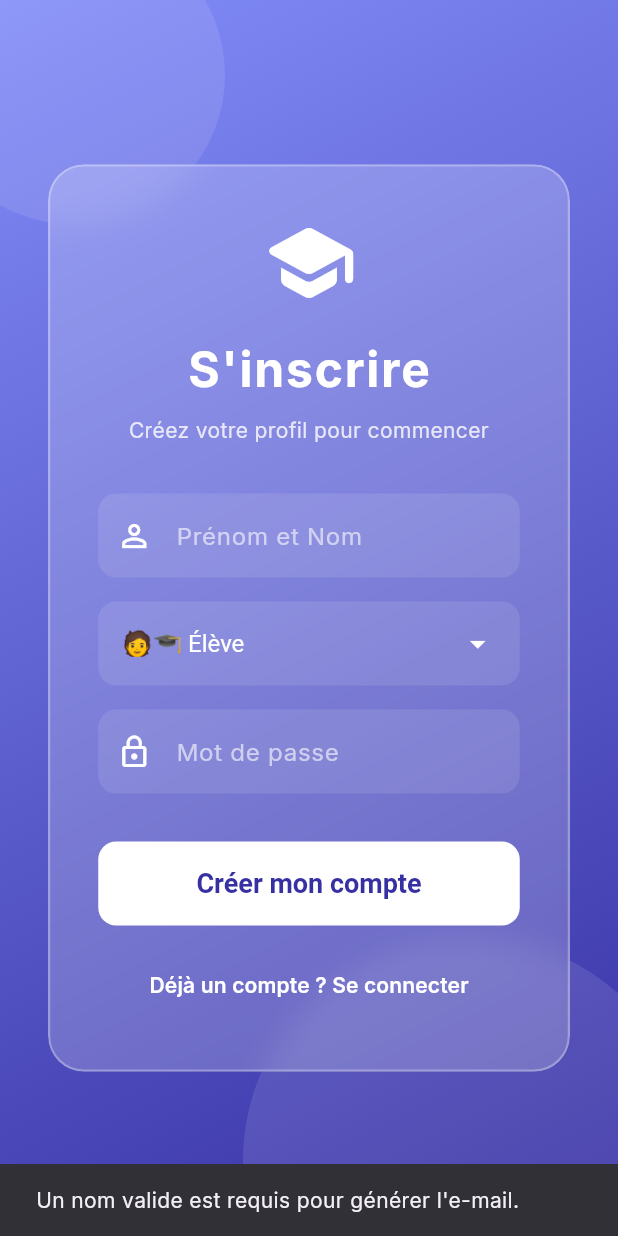
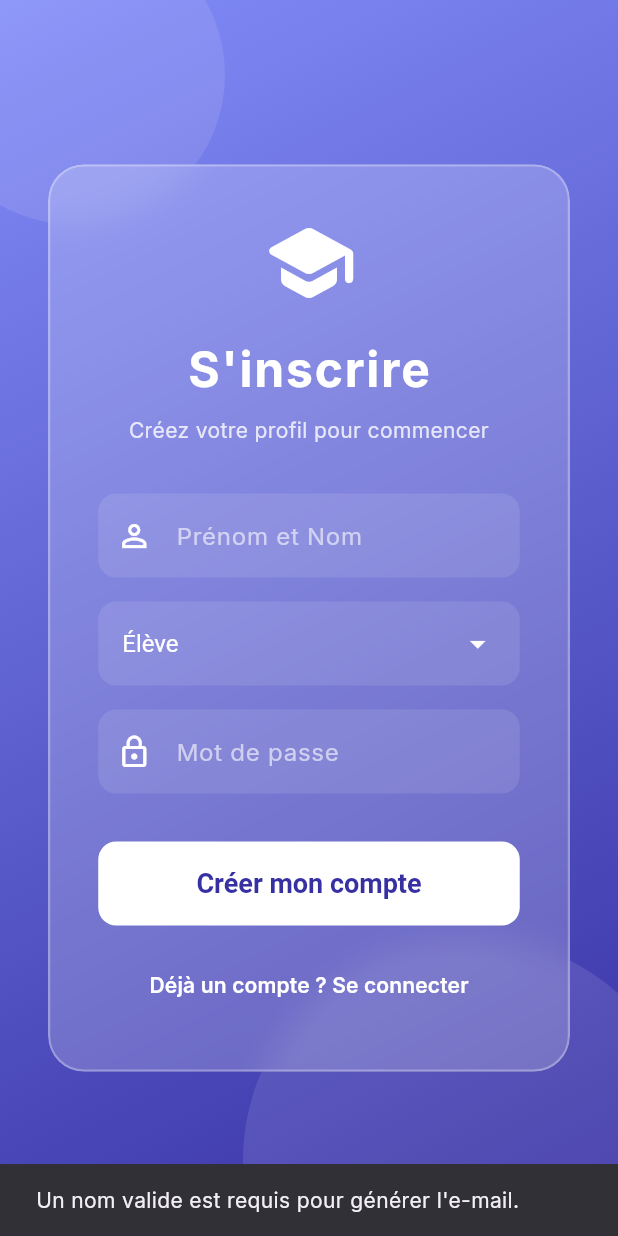
Before and after one commit to trixma-ux/schoolflow, a Flutter app: the screen it shows after launch, after a tap on "Pas encore de compte ? S'inscrire", after a tap on "Créer mon compte", on a phone screen of 412 x 824 dp. Run offline on Flutter 3.47's test engine with Material 3 defaults, Android fonts, the phone set to English and light mode, and no system bars; our stand-ins replace cloud_firestore, equatable, firebase_auth, firebase_core, flutter_riverpod, go_router and 2 more; accounts and stored records are empty.

Commit message:
Fix authentication redirect issues and improve login error handling
Implement RouterNotifier for stable GoRouter instance and refine authentication error messages.

Replit-Commit-Author: Agent
Replit-Commit-Session-Id: d7348314-8746-43df-a89f-ce1f45ba519d
Replit-Commit-Checkpoint-Type: full_checkpoint
Replit-Commit-Event-Id: 43b13842-3cd8-4a2e-a786-e65b2cbe67c9
Replit-Commit-Screenshot-Url: https://storage.googleapis.com/screenshot-production-us-central1/9d43f454-7ba5-4463-a1cc-b7f8e9792115/d7348314-8746-43df-a89f-ce1f45ba519d/5w0PRBA
Replit-Helium-Checkpoint-Created: true

```diff
--- a/lib/core/router/app_router.dart
+++ b/lib/core/router/app_router.dart
@@ -1,3 +1,4 @@
+import 'package:flutter/material.dart';
 import 'package:go_router/go_router.dart';
 import 'package:flutter_riverpod/flutter_riverpod.dart';
 
@@ -10,26 +11,24 @@ import '../../presentation/screens/teacher/teacher_dashboard.dart';
 import '../../presentation/screens/admin/admin_dashboard.dart';
 import '../../presentation/screens/parent/parent_dashboard.dart';
 
-final routerProvider = Provider<GoRouter>((ref) {
-  final authState = ref.watch(authStateProvider);
+class _RouterNotifier extends ChangeNotifier {
+  final Ref _ref;
 
-  return GoRouter(
-    initialLocation: '/login',
-    redirect: (context, state) {
-      // Prevent routing during loading states
+  _RouterNotifier(this._ref) {
+    _ref.listen(authStateProvider, (_, __) => notifyListeners());
+  }
+
+  String? redirect(BuildContext context, GoRouterState state) {
+    final authState = _ref.read(authStateProvider);
+
     if (authState.isLoading) return null;
 
-      // Check if user is authenticated (using valueOrNull to avoid throwing on error)
     final user = authState.valueOrNull;
     final isAuthenticated = user != null;
     final isGoingToLogin = state.matchedLocation == '/login';
 
-      // 1. If not authenticated and not heading to login, redirect to login
-      if (!isAuthenticated && !isGoingToLogin) {
-        return '/login';
-      }
+    if (!isAuthenticated && !isGoingToLogin) return '/login';
 
-      // 2. If authenticated and heading to login, redirect to their dashboard
     if (isAuthenticated && isGoingToLogin) {
       switch (user.role) {
         case UserRole.admin:
@@ -43,9 +42,16 @@ final routerProvider = Provider<GoRouter>((ref) {
       }
     }
 
-      // 3. No redirection needed
     return null;
-    },
+  }
+}
+
+final routerProvider = Provider<GoRouter>((ref) {
+  final notifier = _RouterNotifier(ref);
+  return GoRouter(
+    initialLocation: '/login',
+    refreshListenable: notifier,
+    redirect: notifier.redirect,
     routes: [
       GoRoute(
         path: '/login',
--- a/lib/presentation/screens/auth/login_screen.dart
+++ b/lib/presentation/screens/auth/login_screen.dart
@@ -1,7 +1,6 @@
 import 'dart:ui';
 import 'package:flutter/material.dart';
 import 'package:flutter_riverpod/flutter_riverpod.dart';
-import 'package:go_router/go_router.dart';
 import '../../providers/auth_provider.dart';
 import '../../../core/theme/app_colors.dart';
 import '../../../data/models/user_model.dart';
@@ -43,7 +42,7 @@ class _LoginScreenState extends ConsumerState<LoginScreen> {
       }
       success = await ref.read(authStateProvider.notifier).login(
         _emailController.text.trim(),
-        _passwordController.text
+        _passwordController.text,
       );
     } else {
       final nameStr = _nameController.text.trim().toLowerCase().replaceAll(' ', '.');
@@ -62,7 +61,9 @@ class _LoginScreenState extends ConsumerState<LoginScreen> {
       if (!hasUppercase || !hasSpecialCharacters || !hasMinLength) {
         setState(() => _isLoading = false);
         ScaffoldMessenger.of(context).showSnackBar(
-          const SnackBar(content: Text('Le mot de passe doit contenir au moins 6 caractères, une majuscule et un symbole.')),
+          const SnackBar(
+            content: Text('Le mot de passe doit contenir au moins 6 caractères, une majuscule et un symbole.'),
+          ),
         );
         return;
       }
@@ -73,7 +74,7 @@ class _LoginScreenState extends ConsumerState<LoginScreen> {
         _nameController.text.trim(),
         generatedEmail,
         _passwordController.text,
-        _selectedRole
+        _selectedRole,
       );
 
       if (success && mounted) {
@@ -113,33 +114,25 @@ class _LoginScreenState extends ConsumerState<LoginScreen> {
       }
     }
 
+    if (!mounted) return;
     setState(() => _isLoading = false);
 
-    if (success && mounted) {
-      final user = ref.read(authStateProvider).valueOrNull;
-      if (user != null) {
-        switch (user.role) {
-          case UserRole.admin:
-            context.go('/admin');
-            break;
-          case UserRole.teacher:
-            context.go('/teacher');
-            break;
-          case UserRole.parent:
-            context.go('/parent');
-            break;
-          case UserRole.student:
-            context.go('/student');
-            break;
-        }
-      }
-    } else if (mounted && !_isLoading) {
+    if (!success) {
       final errorState = ref.read(authStateProvider).error;
       String errorMessage = _isLoginMode
-          ? "Erreur de connexion. Vérifiez vos identifiants."
+          ? "Email ou mot de passe incorrect."
           : "Erreur lors de l'inscription. Ce nom est peut-être déjà pris.";
       if (errorState != null) {
-        errorMessage = "Erreur : $errorState";
+        final errStr = errorState.toString();
+        if (errStr.contains('user-not-found') || errStr.contains('wrong-password') || errStr.contains('invalid-credential')) {
+          errorMessage = "Email ou mot de passe incorrect.";
+        } else if (errStr.contains('email-already-in-use')) {
+          errorMessage = "Ce compte existe déjà.";
+        } else if (errStr.contains('network-request-failed')) {
+          errorMessage = "Erreur réseau. Vérifiez votre connexion.";
+        } else {
+          errorMessage = "Erreur : $errStr";
+        }
       }
 
       ScaffoldMessenger.of(context).showSnackBar(
@@ -150,6 +143,7 @@ class _LoginScreenState extends ConsumerState<LoginScreen> {
         ),
       );
     }
+    // Navigation is handled automatically by the router's redirect via refreshListenable
   }
 
   void _switchMode() {
@@ -163,7 +157,6 @@ class _LoginScreenState extends ConsumerState<LoginScreen> {
     return Scaffold(
       body: Stack(
         children: [
-          // Background Gradient
           Container(
             decoration: const BoxDecoration(
               gradient: LinearGradient(
@@ -173,7 +166,6 @@ class _LoginScreenState extends ConsumerState<LoginScreen> {
               ),
             ),
           ),
-          // Decorative Circles
           Positioned(
             top: -50,
             left: -50,
@@ -198,7 +190,6 @@ class _LoginScreenState extends ConsumerState<LoginScreen> {
               ),
             ),
           ),
-          // Glassmorphism Login Card
           Center(
             child: SingleChildScrollView(
               padding: const EdgeInsets.symmetric(horizontal: 32, vertical: 24),
@@ -236,7 +227,9 @@ class _LoginScreenState extends ConsumerState<LoginScreen> {
                         ),
                         const SizedBox(height: 8),
                         Text(
-                          _isLoginMode ? 'Bienvenue dans votre espace numérique' : 'Créez votre profil pour commencer',
+                          _isLoginMode
+                              ? 'Bienvenue dans votre espace numérique'
+                              : 'Créez votre profil pour commencer',
                           style: TextStyle(
                             fontSize: 14,
                             color: Colors.white.withValues(alpha: 0.8),
@@ -245,12 +238,11 @@ class _LoginScreenState extends ConsumerState<LoginScreen> {
                         ),
                         const SizedBox(height: 32),
 
-                        // Fields dynamic display
                         AnimatedSwitcher(
                           duration: const Duration(milliseconds: 300),
                           child: _isLoginMode
-                            ? _buildLoginFields()
-                            : _buildRegisterFields(),
+                              ? _buildLoginFields()
+                              : _buildRegisterFields(),
                         ),
 
                         const SizedBox(height: 16),
@@ -301,8 +293,8 @@ class _LoginScreenState extends ConsumerState<LoginScreen> {
                           onPressed: _switchMode,
                           child: Text(
                             _isLoginMode
-                              ? "Pas encore de compte ? S'inscrire"
-                              : "Déjà un compte ? Se connecter",
+                                ? "Pas encore de compte ? S'inscrire"
+                                : "Déjà un compte ? Se connecter",
                             style: const TextStyle(color: Colors.white, fontWeight: FontWeight.w600),
                           ),
                         )
@@ -377,10 +369,10 @@ class _LoginScreenState extends ConsumerState<LoginScreen> {
               isExpanded: true,
               style: const TextStyle(color: Colors.white, fontSize: 16),
               items: const [
-                DropdownMenuItem(value: UserRole.student, child: Text('🧑‍🎓 Élève')),
-                DropdownMenuItem(value: UserRole.teacher, child: Text('👨‍🏫 Professeur')),
-                DropdownMenuItem(value: UserRole.parent, child: Text('👪 Parent')),
-                DropdownMenuItem(value: UserRole.admin, child: Text('🛡️ Administration')),
+                DropdownMenuItem(value: UserRole.student, child: Text('Élève')),
+                DropdownMenuItem(value: UserRole.teacher, child: Text('Professeur')),
+                DropdownMenuItem(value: UserRole.parent, child: Text('Parent')),
+                DropdownMenuItem(value: UserRole.admin, child: Text('Administration')),
               ],
               onChanged: (UserRole? newValue) {
                 if (newValue != null) {
```
Lines whose indentation alone changed are shown as unchanged.
